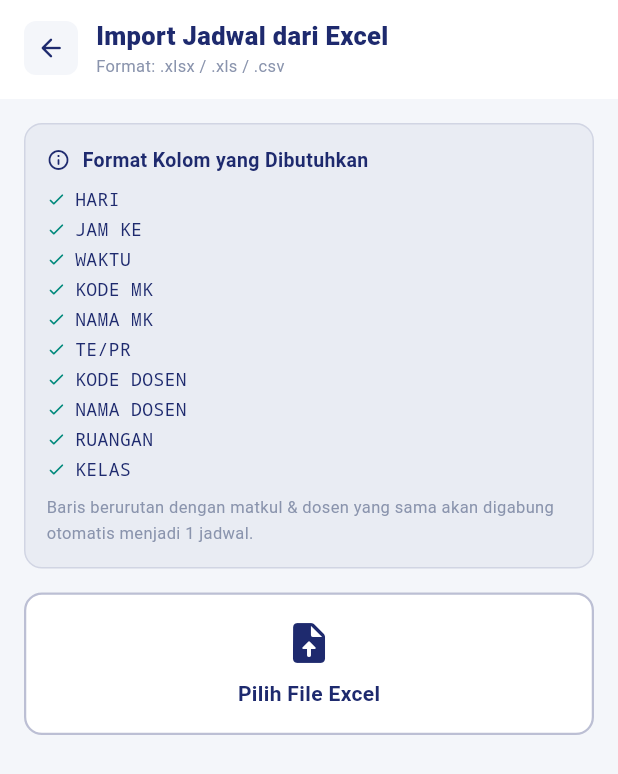
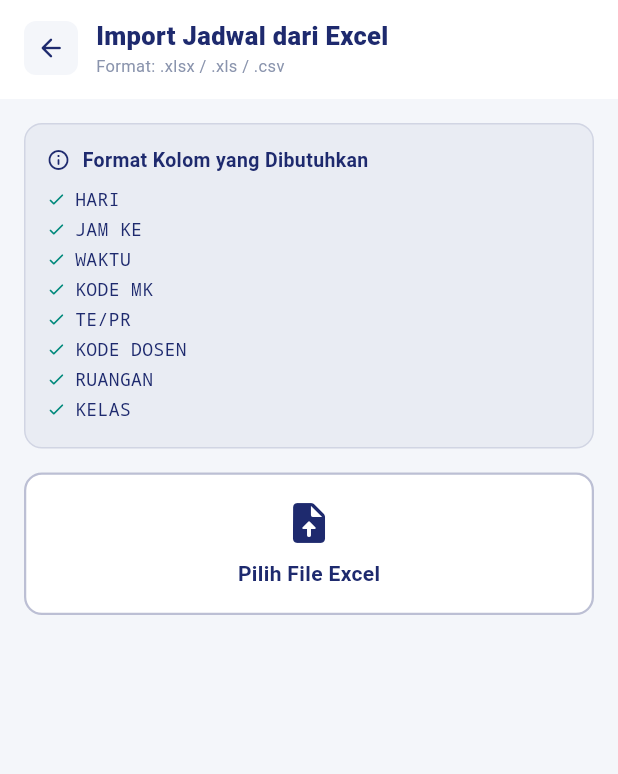
Before and after one commit to ananta-cloud/Tubes-Proyek_4-B4, a Flutter app: the AdminSchedulePage screen opened directly, after a tap on "Import", on a phone screen of 412 x 824 dp. Shown: the top 774 px of the screen. Run offline on Flutter 3.47's test engine with Material 3 defaults, Android fonts, the phone set to English and light mode, and no system bars; our stand-ins replace connectivity_plus, file_picker, firebase_core, firebase_messaging, flutter_dotenv, flutter_local_notifications and 6 more; missing offline and left inert: bcrypt, excel, mongo_dart; accounts and stored records are empty.

Commit message:
revisi parse jadwal

```diff
--- a/sigma/lib/features/admin_tu/schedules/viewmodels/admin_schedule_viewmodel.dart
+++ b/sigma/lib/features/admin_tu/schedules/viewmodels/admin_schedule_viewmodel.dart
@@ -1,4 +1,4 @@
-import 'package:flutter/material.dart';
+import 'package:flutter/foundation.dart';
 import 'package:hive/hive.dart';
 import 'package:connectivity_plus/connectivity_plus.dart';
 import 'package:mongo_dart/mongo_dart.dart' hide Box;
@@ -14,9 +14,8 @@ class AdminScheduleViewModel extends ChangeNotifier {
   bool _isLoading = false;
   bool _isSyncing = false;
   bool _isSyncInProgress = false;
-
+  bool _isImporting = false;
   String _importStatus = '';
-  bool _isImporting = false;
 
   List<ScheduleModel> get schedules => _schedules;
   bool get isLoading => _isLoading;
@@ -30,7 +29,7 @@ class AdminScheduleViewModel extends ChangeNotifier {
       Hive.box<ScheduleModel>(_kBoxSchedules);
   Box<Map> get _queueBox => Hive.box<Map>(_kBoxQueue);
 
-  // ── Init ───────────────────────────────────────────────────────────────────
+  // ── Fetch (load lokal → drain queue → sync mongo) ──────────────────────────
   Future<void> fetchSchedules() async {
     if (_isSyncInProgress) return;
     _loadFromLocal();
@@ -38,21 +37,20 @@ class AdminScheduleViewModel extends ChangeNotifier {
     await _syncFromMongo();
   }
 
-  // ── Load lokal ─────────────────────────────────────────────────────────────
+  // ── Load dari Hive ─────────────────────────────────────────────────────────
   void _loadFromLocal() {
     try {
       _schedules = _schedulesBox.values.toList();
       notifyListeners();
     } catch (e) {
-      debugPrint('❌ AdminScheduleViewModel._loadFromLocal: $e');
+      debugPrint('❌ _loadFromLocal: $e');
     }
   }
 
-  // ── Sync dari MongoDB ───────────────────────────────────────────────────────
+  // ── Sync dari MongoDB → Hive ───────────────────────────────────────────────
   Future<void> _syncFromMongo() async {
     if (_isSyncInProgress) return;
-    final isOnline = await _checkOnline();
-    if (!isOnline) return;
+    if (!await _checkOnline()) return;
 
     _isSyncInProgress = true;
     _isLoading = true;
@@ -63,17 +61,18 @@ class AdminScheduleViewModel extends ChangeNotifier {
         () => MongoDatabase.schedulesCollection.find().toList(),
       );
 
+      // Hanya replace Hive jika tidak ada pending queue
       if (_queueBox.isEmpty) {
         final newEntries = <String, ScheduleModel>{};
         for (final d in docs) {
-          final model = ScheduleModel.fromMongo(d);
-          newEntries[model.id] = model;
+          final m = ScheduleModel.fromMongo(d);
+          newEntries[m.id] = m;
         }
 
+        // Hapus entry lama yang tidak ada di MongoDB
         final oldKeys = _schedulesBox.keys.cast<String>().toList();
-        final newKeys = newEntries.keys.toSet();
-        for (final oldKey in oldKeys) {
-          if (!newKeys.contains(oldKey)) await _schedulesBox.delete(oldKey);
+        for (final k in oldKeys) {
+          if (!newEntries.containsKey(k)) await _schedulesBox.delete(k);
         }
 
         await _schedulesBox.putAll(newEntries);
@@ -81,7 +80,7 @@ class AdminScheduleViewModel extends ChangeNotifier {
 
       _loadFromLocal();
     } catch (e) {
-      debugPrint('❌ AdminScheduleViewModel._syncFromMongo: $e');
+      debugPrint('❌ _syncFromMongo: $e');
     } finally {
       _isLoading = false;
       _isSyncInProgress = false;
@@ -89,7 +88,7 @@ class AdminScheduleViewModel extends ChangeNotifier {
     }
   }
 
-  // ── Import dari Excel ───────────────────────────────────────────────────────
+  // ── Import dari Excel (dipanggil setelah parser selesai) ───────────────────
   Future<void> importSchedules(List<ScheduleModel> parsed) async {
     if (parsed.isEmpty) return;
 
@@ -98,27 +97,28 @@ class AdminScheduleViewModel extends ChangeNotifier {
     notifyListeners();
 
     try {
+      // Kumpulkan kombinasi unik semester|tahunAkademik|kelas dari data baru
       final kelasKeys = parsed
           .map((s) => '${s.semester}|${s.tahunAkademik}|${s.kelas}')
           .toSet();
 
+      // ── 1. Hapus jadwal lama dari Hive ──────────────────────────────────
       _importStatus = 'Menghapus jadwal lama...';
       notifyListeners();
 
-      // 1. Hapus dari Hive
       final keysToDelete = _schedulesBox.keys.cast<String>().where((key) {
-        final existing = _schedulesBox.get(key);
-        if (existing == null) return false;
-        final k =
-            '${existing.semester}|${existing.tahunAkademik}|${existing.kelas}';
-        return kelasKeys.contains(k);
+        final e = _schedulesBox.get(key);
+        if (e == null) return false;
+        return kelasKeys.contains(
+          '${e.semester}|${e.tahunAkademik}|${e.kelas}',
+        );
       }).toList();
 
-      for (final key in keysToDelete) {
-        await _schedulesBox.delete(key);
+      for (final k in keysToDelete) {
+        await _schedulesBox.delete(k);
       }
 
-      // 2. Hapus dari MongoDB (jika online)
+      // ── 2. Hapus jadwal lama dari MongoDB ───────────────────────────────
       final isOnline = await _checkOnline();
       if (isOnline) {
         for (final kelasKey in kelasKeys) {
@@ -141,8 +141,8 @@ class AdminScheduleViewModel extends ChangeNotifier {
         }
       }
 
-      // 3. Simpan ke Hive
-      _importStatus = 'Menyimpan ${parsed.length} jadwal...';
+      // ── 3. Simpan data baru ke Hive ─────────────────────────────────────
+      _importStatus = 'Menyimpan ${parsed.length} jadwal ke lokal...';
       notifyListeners();
 
       final newEntries = <String, ScheduleModel>{};
@@ -152,23 +152,27 @@ class AdminScheduleViewModel extends ChangeNotifier {
       await _schedulesBox.putAll(newEntries);
       _loadFromLocal();
 
-      // 4. Simpan ke MongoDB atau queue
+      // ── 4. Simpan ke MongoDB (insertMany) atau antre ke queue ────────────
       if (isOnline) {
-        int saved = 0;
-        for (final s in parsed) {
-          _importStatus = 'Menyimpan ke server... ($saved/${parsed.length})';
-          notifyListeners();
+        _importStatus = 'Menyimpan ${parsed.length} jadwal ke server...';
+        notifyListeners();
 
-          await MongoDatabase.runSafe(
-            () => MongoDatabase.schedulesCollection.insertOne({
-              '_id': ObjectId.fromHexString(s.id),
-              ...s.toMongoMap(),
-              'updated_at': DateTime.now(),
-            }),
-          );
-          saved++;
-        }
+        // ✅ insertMany — jauh lebih efisien daripada insert satu-satu
+        final mongoDocs = parsed
+            .map(
+              (s) => {
+                '_id': ObjectId.parse(s.id), // ✅ fix: fromHexString deprecated
+                ...s.toMongoMap(),
+                'updated_at': DateTime.now(),
+              },
+            )
+            .toList();
+
+        await MongoDatabase.runSafe(
+          () => MongoDatabase.schedulesCollection.insertMany(mongoDocs),
+        );
       } else {
+        // Offline — simpan ke queue, akan di-drain saat online
         await _queueBox.add({
           'operation': 'import_batch',
           'ids': parsed.map((s) => s.id).toList(),
@@ -181,7 +185,7 @@ class AdminScheduleViewModel extends ChangeNotifier {
       notifyListeners();
     } catch (e) {
       _importStatus = 'Terjadi kesalahan: $e';
-      debugPrint('❌ AdminScheduleViewModel.importSchedules: $e');
+      debugPrint('❌ importSchedules: $e');
       notifyListeners();
     } finally {
       _isImporting = false;
@@ -189,10 +193,9 @@ class AdminScheduleViewModel extends ChangeNotifier {
     }
   }
 
-  // ── Queue drain ─────────────────────────────────────────────────────────────
+  // ── Drain offline queue ────────────────────────────────────────────────────
   Future<void> _drainQueue() async {
-    final isOnline = await _checkOnline();
-    if (!isOnline || _queueBox.isEmpty) return;
+    if (!await _checkOnline() || _queueBox.isEmpty) return;
 
     _isSyncing = true;
     notifyListeners();
@@ -211,6 +214,7 @@ class AdminScheduleViewModel extends ChangeNotifier {
           final ids = List<String>.from(op['ids'] ?? []);
           final kelasKeys = List<String>.from(op['kelas_keys'] ?? []);
 
+          // Hapus lama dulu
           for (final kelasKey in kelasKeys) {
             final parts = kelasKey.split('|');
             if (parts.length < 3) continue;
@@ -224,24 +228,31 @@ class AdminScheduleViewModel extends ChangeNotifier {
             );
           }
 
-          for (final id in ids) {
-            final s = _schedulesBox.get(id);
-            if (s == null) continue;
+          // Insert batch dari Hive
+          final mongoDocs = ids
+              .map((id) => _schedulesBox.get(id))
+              .whereType<ScheduleModel>()
+              .map(
+                (s) => {
+                  '_id': ObjectId.parse(s.id),
+                  ...s.toMongoMap(),
+                  'updated_at': DateTime.now(),
+                },
+              )
+              .toList();
+
+          if (mongoDocs.isNotEmpty) {
             await MongoDatabase.runSafe(
-              () => MongoDatabase.schedulesCollection.insertOne({
-                '_id': ObjectId.fromHexString(s.id),
-                ...s.toMongoMap(),
-                'updated_at': DateTime.now(),
-              }),
+              () => MongoDatabase.schedulesCollection.insertMany(mongoDocs),
             );
           }
         }
 
         await _queueBox.delete(key);
-        debugPrint('✅ Schedule queue item $key synced');
+        debugPrint('✅ Queue item $key synced');
       } catch (e) {
-        debugPrint('❌ AdminScheduleViewModel._drainQueue key=$key: $e');
-        break;
+        debugPrint('❌ _drainQueue key=$key: $e');
+        break; // berhenti jika ada error, coba lagi saat berikutnya
       }
     }
 
@@ -249,9 +260,9 @@ class AdminScheduleViewModel extends ChangeNotifier {
     notifyListeners();
   }
 
-  // ── Connection restored ────────────────────────────────────────────────────
+  // ── Dipanggil saat koneksi pulih ───────────────────────────────────────────
   Future<void> onConnectionRestored() async {
-    debugPrint('🔄 Connection restored — draining schedule queue...');
+    debugPrint('🔄 Connection restored — draining queue...');
     await _drainQueue();
     await _syncFromMongo();
   }
--- a/sigma/lib/features/admin_tu/schedules/views/import_schedule_page.dart
+++ b/sigma/lib/features/admin_tu/schedules/views/import_schedule_page.dart
@@ -15,7 +15,6 @@ class ImportSchedulePage extends StatefulWidget {
 }
 
 class _ImportSchedulePageState extends State<ImportSchedulePage> {
-  // ── State ─────────────────────────────────────────────────────────────────
   bool _isParsing = false;
   String? _fileName;
   String? _parseError;
@@ -43,7 +42,6 @@ class _ImportSchedulePageState extends State<ImportSchedulePage> {
     });
 
     try {
-      // ✅ Semua logic parsing ada di ScheduleExcelParser
       final parsed = await ScheduleExcelParser.parse(file.path!);
 
       final summary = <String, int>{};
@@ -191,6 +189,8 @@ class _ImportSchedulePageState extends State<ImportSchedulePage> {
         borderRadius: BorderRadius.circular(12),
         border: Border.all(color: SigmaColors.navy.withValues(alpha: 0.12)),
       ),
+      // ✅ NAMA MK dan NAMA DOSEN dihapus dari daftar
+      // Nama akan diambil otomatis dari MongoDB berdasarkan kode
       child: const Column(
         crossAxisAlignment: CrossAxisAlignment.start,
         children: [
@@ -217,22 +217,10 @@ class _ImportSchedulePageState extends State<ImportSchedulePage> {
           _InfoChip('JAM KE'),
           _InfoChip('WAKTU'),
           _InfoChip('KODE MK'),
-          _InfoChip('NAMA MK'),
           _InfoChip('TE/PR'),
           _InfoChip('KODE DOSEN'),
-          _InfoChip('NAMA DOSEN'),
           _InfoChip('RUANGAN'),
           _InfoChip('KELAS'),
-          SizedBox(height: 6),
-          Text(
-            'Baris berurutan dengan matkul & dosen yang sama '
-            'akan digabung otomatis menjadi 1 jadwal.',
-            style: TextStyle(
-              color: SigmaColors.textSub,
-              fontSize: 11,
-              height: 1.5,
-            ),
-          ),
         ],
       ),
     );
@@ -266,7 +254,7 @@ class _ImportSchedulePageState extends State<ImportSchedulePage> {
             const SizedBox(height: 8),
             Text(
               _isParsing
-                  ? 'Memproses...'
+                  ? 'Memproses & lookup data...'
                   : hasData
                   ? _fileName ?? 'File dipilih'
                   : 'Pilih File Excel',
@@ -276,6 +264,14 @@ class _ImportSchedulePageState extends State<ImportSchedulePage> {
                 fontWeight: FontWeight.w700,
               ),
             ),
+            if (_isParsing)
+              const Padding(
+                padding: EdgeInsets.only(top: 6),
+                child: Text(
+                  'Mengambil nama MK & dosen dari database...',
+                  style: TextStyle(color: SigmaColors.textSub, fontSize: 11),
+                ),
+              ),
             if (hasData)
               const Padding(
                 padding: EdgeInsets.only(top: 4),
@@ -411,11 +407,13 @@ class _ImportSchedulePageState extends State<ImportSchedulePage> {
         child: SingleChildScrollView(
           scrollDirection: Axis.horizontal,
           child: DataTable(
+            // ✅ Tabel preview tetap menampilkan nama MK & dosen
+            // yang sudah di-resolve dari MongoDB oleh parser
             headingRowColor: WidgetStateProperty.all(
               SigmaColors.navy.withValues(alpha: 0.06),
             ),
             dataRowMinHeight: 36,
-            dataRowMaxHeight: 48,
+            dataRowMaxHeight: 52,
             columnSpacing: 16,
             headingTextStyle: const TextStyle(
               color: SigmaColors.navy,
@@ -428,12 +426,13 @@ class _ImportSchedulePageState extends State<ImportSchedulePage> {
             ),
             columns: const [
               DataColumn(label: Text('Kelas')),
+              DataColumn(label: Text('Kode MK')),
+              DataColumn(label: Text('Nama MK')),
+              DataColumn(label: Text('Kode Dosen')),
+              DataColumn(label: Text('Nama Dosen')),
               DataColumn(label: Text('Hari')),
               DataColumn(label: Text('Jam Mulai')),
               DataColumn(label: Text('Jam Selesai')),
-              DataColumn(label: Text('Kode MK')),
-              DataColumn(label: Text('Nama MK')),
-              DataColumn(label: Text('Dosen')),
               DataColumn(label: Text('Ruangan')),
               DataColumn(label: Text('TE/PR')),
             ],
@@ -441,9 +440,6 @@ class _ImportSchedulePageState extends State<ImportSchedulePage> {
               return DataRow(
                 cells: [
                   DataCell(Text(s.kelas)),
-                  DataCell(Text(s.hari)),
-                  DataCell(Text(s.jamMulai)),
-                  DataCell(Text(s.jamSelesai)),
                   DataCell(Text(s.kodeMk)),
                   DataCell(
                     SizedBox(
@@ -456,10 +452,25 @@ class _ImportSchedulePageState extends State<ImportSchedulePage> {
                   ),
                   DataCell(
                     SizedBox(
-                      width: 130,
-                      child: Text(s.namaDosen, overflow: TextOverflow.ellipsis),
+                      width: 110,
+                      child: Text(
+                        s.kodeDosen.replaceAll(';', '\n'),
+                        style: const TextStyle(fontSize: 10),
+                      ),
                     ),
                   ),
+                  DataCell(
+                    SizedBox(
+                      width: 130,
+                      child: Text(
+                        s.namaDosen.replaceAll(';', '\n'),
+                        overflow: TextOverflow.ellipsis,
+                      ),
+                    ),
+                  ),
+                  DataCell(Text(s.hari)),
+                  DataCell(Text(s.jamMulai)),
+                  DataCell(Text(s.jamSelesai)),
                   DataCell(Text(s.ruangan)),
                   DataCell(Text(s.tePr)),
                 ],
@@ -554,7 +565,7 @@ class _ImportSchedulePageState extends State<ImportSchedulePage> {
 }
 
 // ─────────────────────────────────────────────────────────────────────────────
-//  _InfoChip — widget kecil untuk daftar format kolom
+//  _InfoChip
 // ─────────────────────────────────────────────────────────────────────────────
 class _InfoChip extends StatelessWidget {
   const _InfoChip(this.label);
```
Also changed, not shown: sigma/lib/data/models/dosen_model.dart (added, +102 -0 lines), sigma/lib/features/admin_tu/schedules/services/schedule_excel_parser.dart (+141 -49 lines), sigma/lib/data/models/dosen_model.g.dart (added), sigma/lib/data/models/task_model.g.dart.
